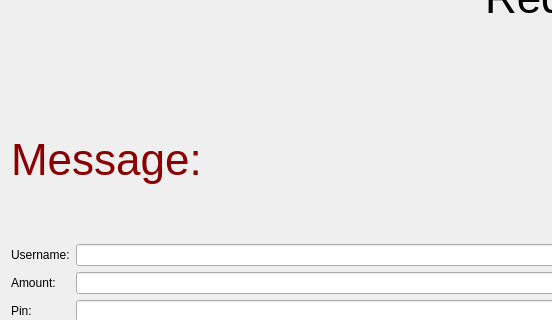
First picture: the form in Ds_project/requestmoneywindow.ui, repository mohamed-khalid-gamal/Ds_Project, before the edit; both pictures show x 0 to 552 and y 91 to 411 of the 1280 by 720 pixel window.
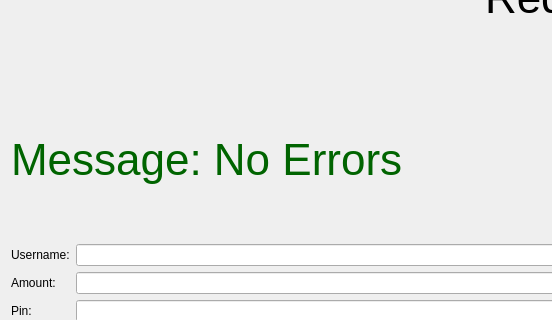
Second picture: the form after the edit.

The edit to the form file:
```diff
--- a/Ds_project/requestmoneywindow.ui
+++ b/Ds_project/requestmoneywindow.ui
@@ -36,10 +36,10 @@
         </font>
        </property>
        <property name="styleSheet">
-        <string notr="true">color: darkred</string>
+        <string notr="true">color: darkgreen</string>
        </property>
        <property name="text">
-        <string>Message:</string>
+        <string>Message: No Errors</string>
        </property>
       </widget>
      </item>
```
